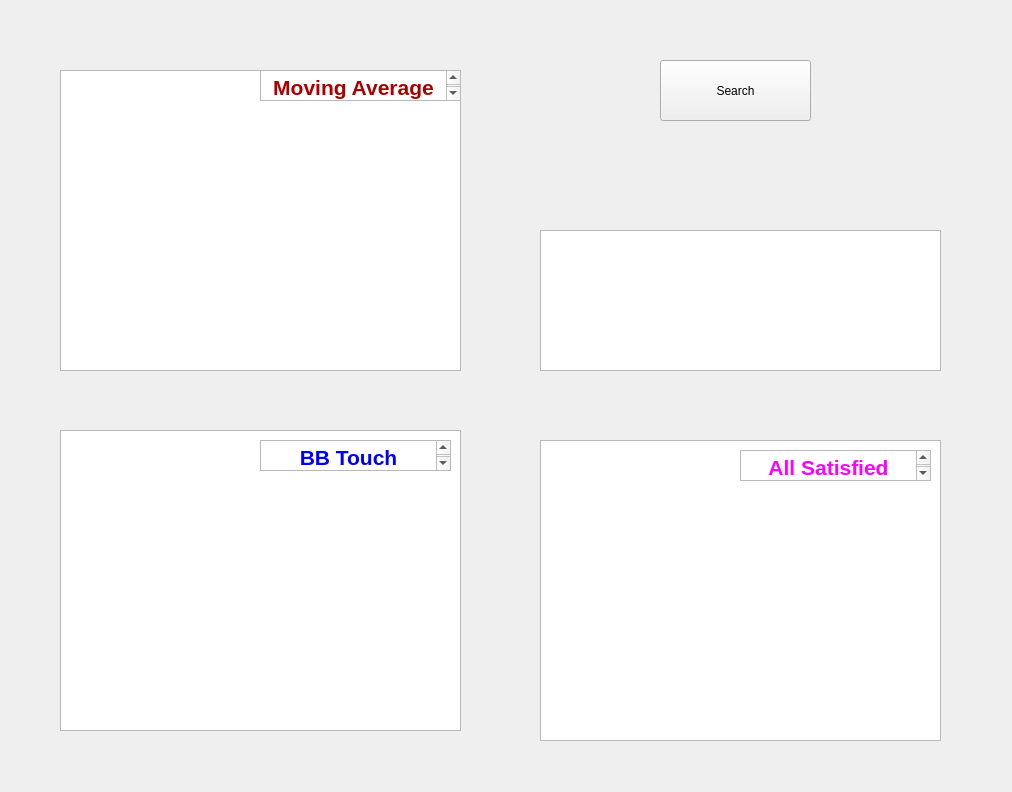
The window that text.ui (DHSCCD/FUND) describes before a commit, drawn with Qt 5.
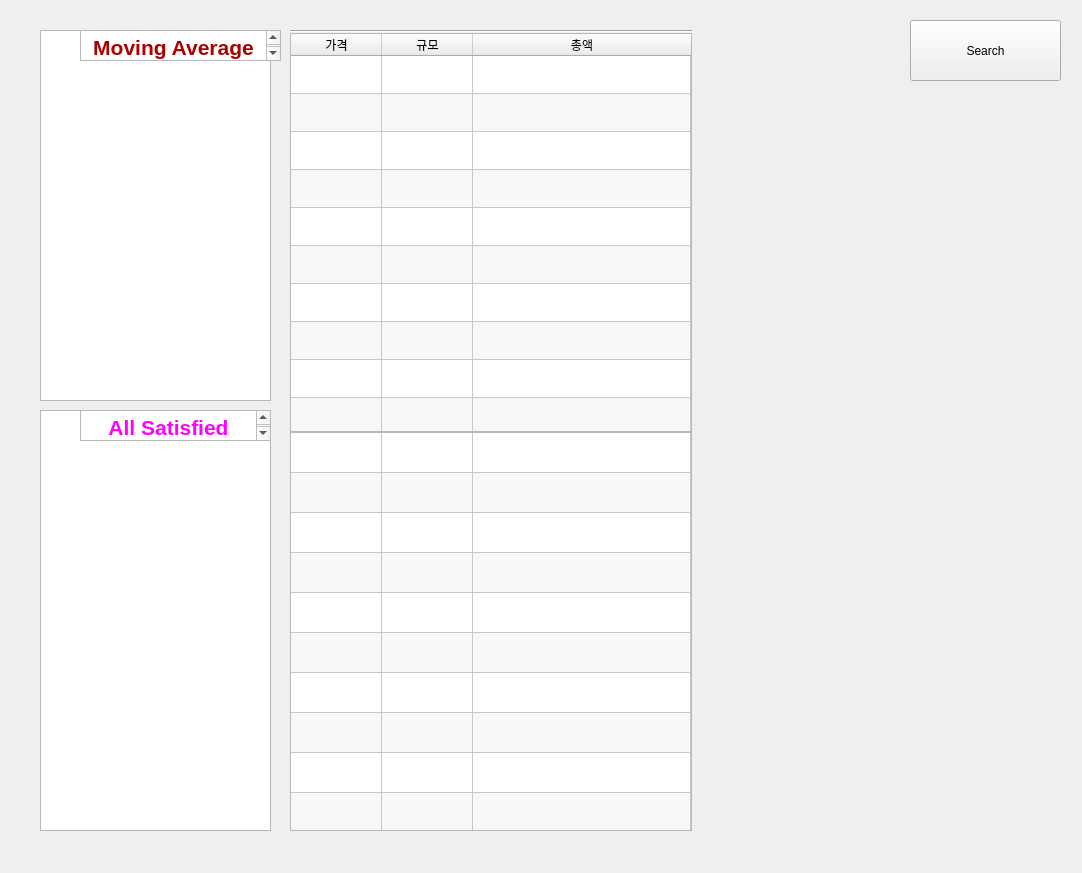
The same window after the commit.

Patch:
```diff
--- a/text.ui
+++ b/text.ui
@@ -6,8 +6,8 @@
    <rect>
     <x>0</x>
     <y>0</y>
-    <width>1012</width>
-    <height>792</height>
+    <width>1082</width>
+    <height>873</height>
    </rect>
   </property>
   <property name="windowTitle">
@@ -16,8 +16,8 @@
   <widget class="QPushButton" name="pushButton">
    <property name="geometry">
     <rect>
-     <x>660</x>
-     <y>60</y>
+     <x>910</x>
+     <y>20</y>
      <width>151</width>
      <height>61</height>
     </rect>
@@ -32,10 +32,10 @@
    </property>
    <property name="geometry">
     <rect>
-     <x>60</x>
-     <y>70</y>
-     <width>401</width>
-     <height>301</height>
+     <x>40</x>
+     <y>30</y>
+     <width>231</width>
+     <height>371</height>
     </rect>
    </property>
    <property name="openExternalLinks">
@@ -48,42 +48,10 @@
    </property>
    <property name="geometry">
     <rect>
-     <x>60</x>
-     <y>430</y>
-     <width>401</width>
-     <height>301</height>
-    </rect>
-   </property>
-   <property name="openExternalLinks">
-    <bool>true</bool>
-   </property>
-  </widget>
-  <widget class="QTextBrowser" name="Monitor3">
-   <property name="enabled">
-    <bool>true</bool>
-   </property>
-   <property name="geometry">
-    <rect>
-     <x>540</x>
-     <y>440</y>
-     <width>401</width>
-     <height>301</height>
-    </rect>
-   </property>
-   <property name="openExternalLinks">
-    <bool>true</bool>
-   </property>
-  </widget>
-  <widget class="QTextBrowser" name="Monitor_4">
-   <property name="enabled">
-    <bool>true</bool>
-   </property>
-   <property name="geometry">
-    <rect>
-     <x>540</x>
-     <y>230</y>
-     <width>401</width>
-     <height>141</height>
+     <x>40</x>
+     <y>410</y>
+     <width>231</width>
+     <height>421</height>
     </rect>
    </property>
    <property name="openExternalLinks">
@@ -93,8 +61,8 @@
   <widget class="QTextEdit" name="textEdit">
    <property name="geometry">
     <rect>
-     <x>260</x>
-     <y>70</y>
+     <x>80</x>
+     <y>30</y>
      <width>201</width>
      <height>31</height>
     </rect>
@@ -107,28 +75,11 @@
 &lt;p align=&quot;center&quot; dir='rtl' style=&quot; margin-top:0px; margin-bottom:0px; margin-left:0px; margin-right:0px; -qt-block-indent:0; text-indent:0px;&quot;&gt;&lt;span style=&quot; font-size:16pt; font-weight:600; color:#aa0000;&quot;&gt;Moving Average&lt;/span&gt;&lt;/p&gt;&lt;/body&gt;&lt;/html&gt;</string>
    </property>
   </widget>
-  <widget class="QTextEdit" name="textEdit_2">
-   <property name="geometry">
-    <rect>
-     <x>260</x>
-     <y>440</y>
-     <width>191</width>
-     <height>31</height>
-    </rect>
-   </property>
-   <property name="html">
-    <string>&lt;!DOCTYPE HTML PUBLIC &quot;-//W3C//DTD HTML 4.0//EN&quot; &quot;http://www.w3.org/TR/REC-html40/strict.dtd&quot;&gt;
-&lt;html&gt;&lt;head&gt;&lt;meta name=&quot;qrichtext&quot; content=&quot;1&quot; /&gt;&lt;style type=&quot;text/css&quot;&gt;
-p, li { white-space: pre-wrap; }
-&lt;/style&gt;&lt;/head&gt;&lt;body style=&quot; font-family:'Gulim'; font-size:9pt; font-weight:400; font-style:normal;&quot;&gt;
-&lt;p align=&quot;center&quot; dir='rtl' style=&quot; margin-top:0px; margin-bottom:0px; margin-left:0px; margin-right:0px; -qt-block-indent:0; text-indent:0px;&quot;&gt;&lt;span style=&quot; font-size:16pt; font-weight:600; color:#0000ff;&quot;&gt;BB Touch&lt;/span&gt;&lt;/p&gt;&lt;/body&gt;&lt;/html&gt;</string>
-   </property>
-  </widget>
   <widget class="QTextEdit" name="textEdit_3">
    <property name="geometry">
     <rect>
-     <x>740</x>
-     <y>450</y>
+     <x>80</x>
+     <y>410</y>
      <width>191</width>
      <height>31</height>
     </rect>
@@ -141,6 +92,200 @@
 &lt;p align=&quot;center&quot; dir='rtl' style=&quot; margin-top:0px; margin-bottom:0px; margin-left:0px; margin-right:0px; -qt-block-indent:0; text-indent:0px;&quot;&gt;&lt;span style=&quot; font-size:16pt; font-weight:600; color:#ff00ff;&quot;&gt;All Satisfied&lt;/span&gt;&lt;/p&gt;&lt;/body&gt;&lt;/html&gt;</string>
    </property>
   </widget>
+  <widget class="QWidget" name="">
+   <property name="geometry">
+    <rect>
+     <x>290</x>
+     <y>30</y>
+     <width>402</width>
+     <height>801</height>
+    </rect>
+   </property>
+   <layout class="QVBoxLayout" name="verticalLayout">
+    <property name="spacing">
+     <number>0</number>
+    </property>
+    <item>
+     <widget class="Line" name="line">
+      <property name="orientation">
+       <enum>Qt::Horizontal</enum>
+      </property>
+     </widget>
+    </item>
+    <item>
+     <widget class="QTableWidget" name="tableWidget_2">
+      <property name="sizePolicy">
+       <sizepolicy hsizetype="Minimum" vsizetype="Minimum">
+        <horstretch>0</horstretch>
+        <verstretch>0</verstretch>
+       </sizepolicy>
+      </property>
+      <property name="minimumSize">
+       <size>
+        <width>400</width>
+        <height>0</height>
+       </size>
+      </property>
+      <property name="verticalScrollBarPolicy">
+       <enum>Qt::ScrollBarAlwaysOff</enum>
+      </property>
+      <property name="horizontalScrollBarPolicy">
+       <enum>Qt::ScrollBarAlwaysOff</enum>
+      </property>
+      <property name="editTriggers">
+       <set>QAbstractItemView::NoEditTriggers</set>
+      </property>
+      <property name="alternatingRowColors">
+       <bool>true</bool>
+      </property>
+      <property name="rowCount">
+       <number>10</number>
+      </property>
+      <property name="columnCount">
+       <number>3</number>
+      </property>
+      <attribute name="horizontalHeaderCascadingSectionResizes">
+       <bool>false</bool>
+      </attribute>
+      <attribute name="horizontalHeaderDefaultSectionSize">
+       <number>91</number>
+      </attribute>
+      <attribute name="horizontalHeaderShowSortIndicator" stdset="0">
+       <bool>false</bool>
+      </attribute>
+      <attribute name="horizontalHeaderStretchLastSection">
+       <bool>true</bool>
+      </attribute>
+      <attribute name="verticalHeaderVisible">
+       <bool>false</bool>
+      </attribute>
+      <attribute name="verticalHeaderCascadingSectionResizes">
+       <bool>false</bool>
+      </attribute>
+      <attribute name="verticalHeaderDefaultSectionSize">
+       <number>38</number>
+      </attribute>
+      <attribute name="verticalHeaderHighlightSections">
+       <bool>true</bool>
+      </attribute>
+      <attribute name="verticalHeaderMinimumSectionSize">
+       <number>20</number>
+      </attribute>
+      <attribute name="verticalHeaderShowSortIndicator" stdset="0">
+       <bool>false</bool>
+      </attribute>
+      <attribute name="verticalHeaderStretchLastSection">
+       <bool>false</bool>
+      </attribute>
+      <row/>
+      <row/>
+      <row/>
+      <row/>
+      <row/>
+      <row/>
+      <row/>
+      <row/>
+      <row/>
+      <row/>
+      <column>
+       <property name="text">
+        <string>가격</string>
+       </property>
+      </column>
+      <column>
+       <property name="text">
+        <string>규모</string>
+       </property>
+      </column>
+      <column>
+       <property name="text">
+        <string>총액</string>
+       </property>
+      </column>
+     </widget>
+    </item>
+    <item>
+     <widget class="QTableWidget" name="tableAsks">
+      <property name="sizePolicy">
+       <sizepolicy hsizetype="Minimum" vsizetype="Minimum">
+        <horstretch>0</horstretch>
+        <verstretch>0</verstretch>
+       </sizepolicy>
+      </property>
+      <property name="minimumSize">
+       <size>
+        <width>400</width>
+        <height>0</height>
+       </size>
+      </property>
+      <property name="verticalScrollBarPolicy">
+       <enum>Qt::ScrollBarAlwaysOff</enum>
+      </property>
+      <property name="horizontalScrollBarPolicy">
+       <enum>Qt::ScrollBarAlwaysOff</enum>
+      </property>
+      <property name="editTriggers">
+       <set>QAbstractItemView::NoEditTriggers</set>
+      </property>
+      <property name="alternatingRowColors">
+       <bool>true</bool>
+      </property>
+      <property name="rowCount">
+       <number>10</number>
+      </property>
+      <property name="columnCount">
+       <number>3</number>
+      </property>
+      <attribute name="horizontalHeaderVisible">
+       <bool>false</bool>
+      </attribute>
+      <attribute name="horizontalHeaderCascadingSectionResizes">
+       <bool>false</bool>
+      </attribute>
+      <attribute name="horizontalHeaderDefaultSectionSize">
+       <number>91</number>
+      </attribute>
+      <attribute name="horizontalHeaderShowSortIndicator" stdset="0">
+       <bool>false</bool>
+      </attribute>
+      <attribute name="horizontalHeaderStretchLastSection">
+       <bool>true</bool>
+      </attribute>
+      <attribute name="verticalHeaderVisible">
+       <bool>false</bool>
+      </attribute>
+      <attribute name="verticalHeaderCascadingSectionResizes">
+       <bool>false</bool>
+      </attribute>
+      <attribute name="verticalHeaderDefaultSectionSize">
+       <number>40</number>
+      </attribute>
+      <attribute name="verticalHeaderMinimumSectionSize">
+       <number>20</number>
+      </attribute>
+      <attribute name="verticalHeaderShowSortIndicator" stdset="0">
+       <bool>false</bool>
+      </attribute>
+      <attribute name="verticalHeaderStretchLastSection">
+       <bool>true</bool>
+      </attribute>
+      <row/>
+      <row/>
+      <row/>
+      <row/>
+      <row/>
+      <row/>
+      <row/>
+      <row/>
+      <row/>
+      <row/>
+      <column/>
+      <column/>
+      <column/>
+     </widget>
+    </item>
+   </layout>
+  </widget>
  </widget>
  <resources/>
  <connections/>
```
